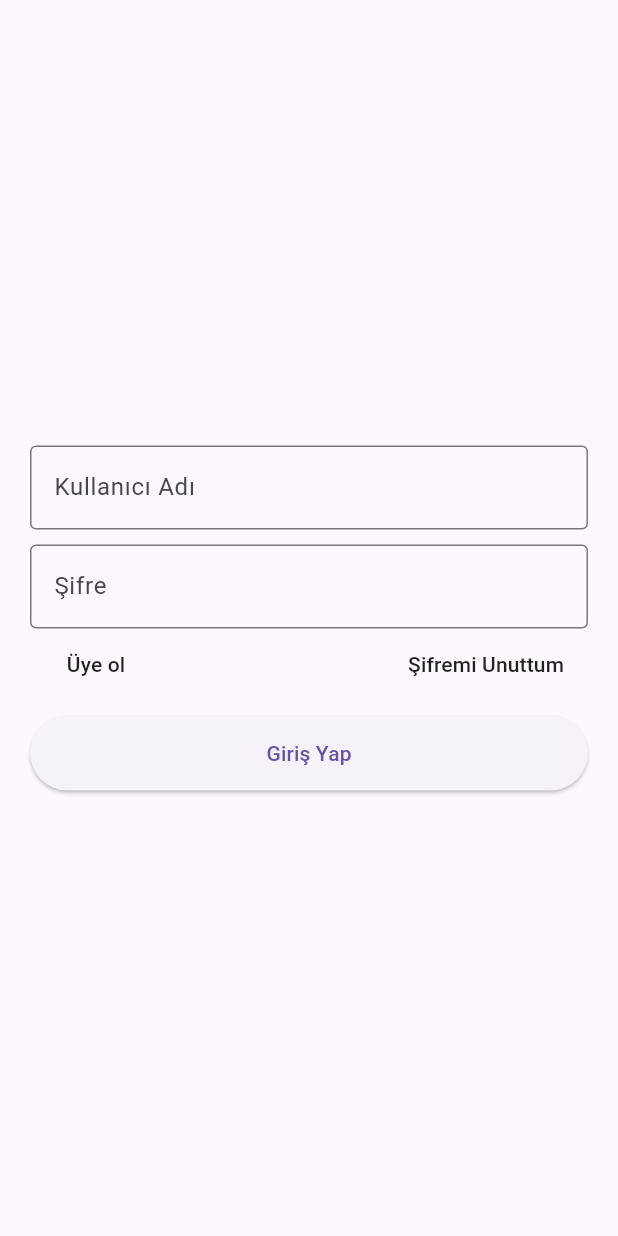
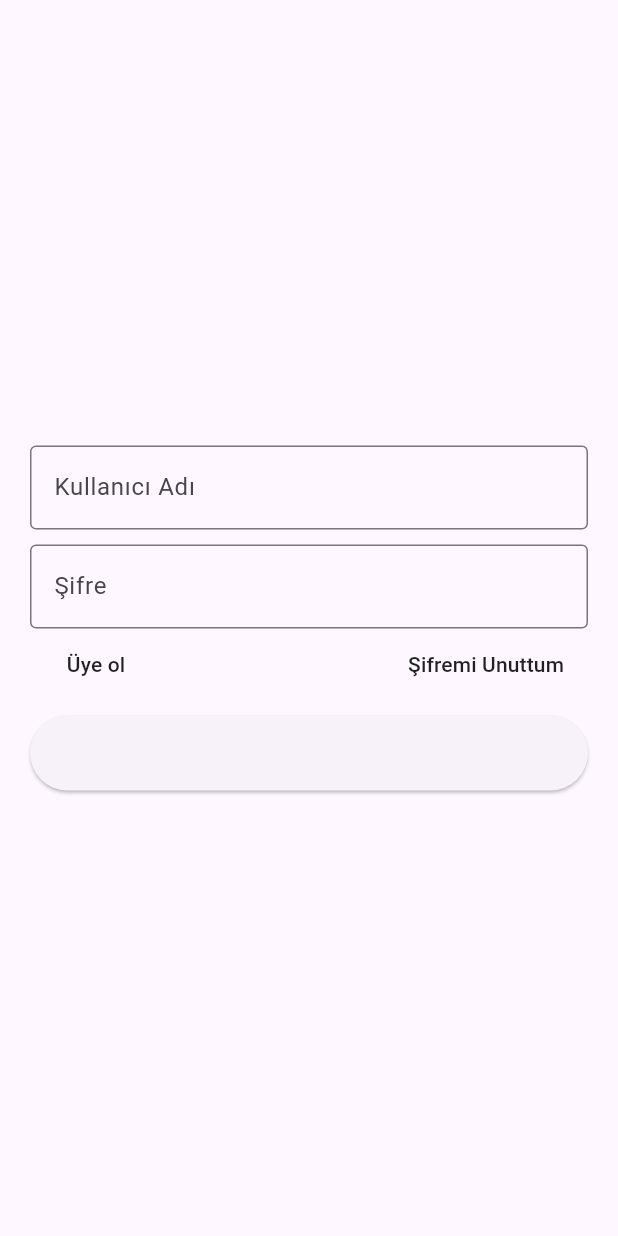
Before and after one commit to Posinowa/AiPM, a Flutter app: the screen it shows after launch, on a phone screen of 412 x 824 dp. Run offline on Flutter 3.47's test engine with Material 3 defaults, Android fonts, the phone set to English and light mode, and no system bars.

```diff
--- a/lib/login_page.dart
+++ b/lib/login_page.dart
@@ -74,7 +74,6 @@ class _LoginPageState extends State<LoginPage> {
               ),
               const SizedBox(height: 10.0),
               ElevatedButton(
-                child: const Text("Giriş Yap"),
                 onPressed: () {
                   if (_formKey.currentState!.validate()) {
                     _formKey.currentState!.save();
```
